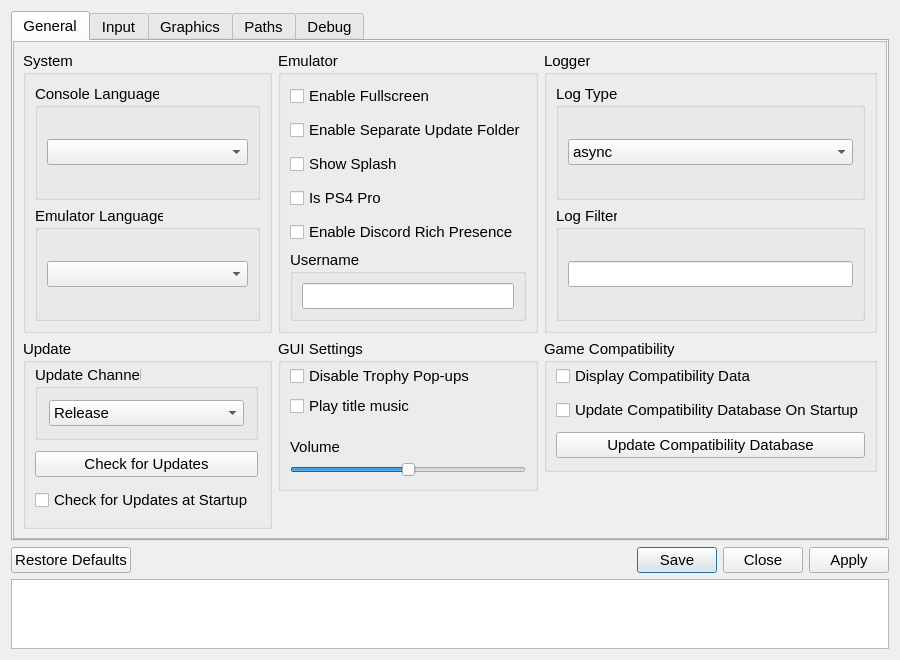
Old version of the form src/qt_gui/settings_dialog.ui in the repository shadps4-emu/shadPS4.
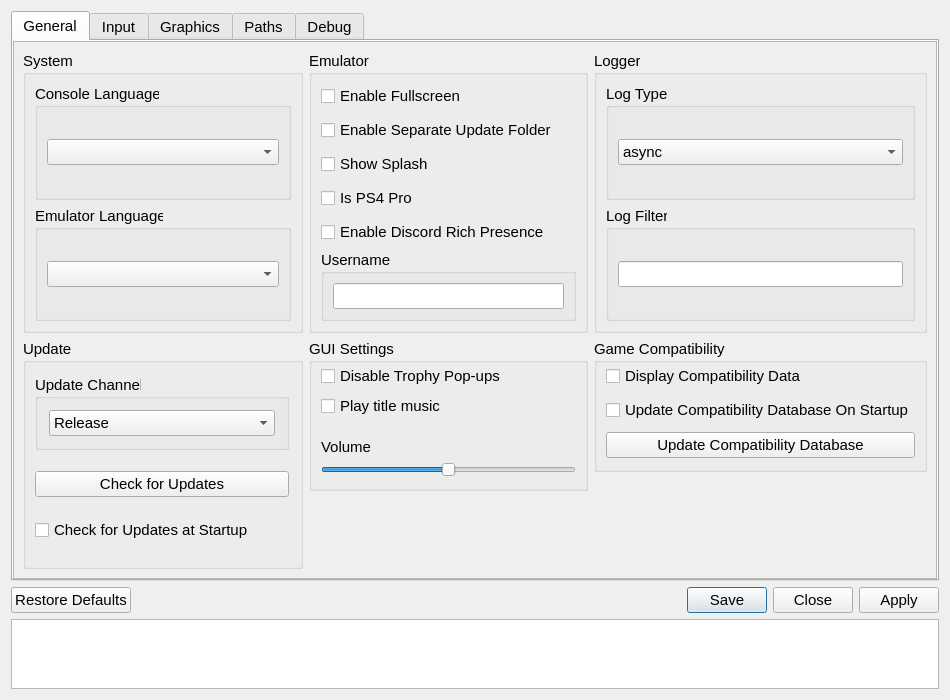
New version of the form. Icons and pictures are not drawn.

What changed in the file:
```diff
--- a/src/qt_gui/settings_dialog.ui
+++ b/src/qt_gui/settings_dialog.ui
@@ -11,8 +11,8 @@
    <rect>
     <x>0</x>
     <y>0</y>
-    <width>900</width>
-    <height>660</height>
+    <width>950</width>
+    <height>700</height>
    </rect>
   </property>
   <property name="sizePolicy">
```
